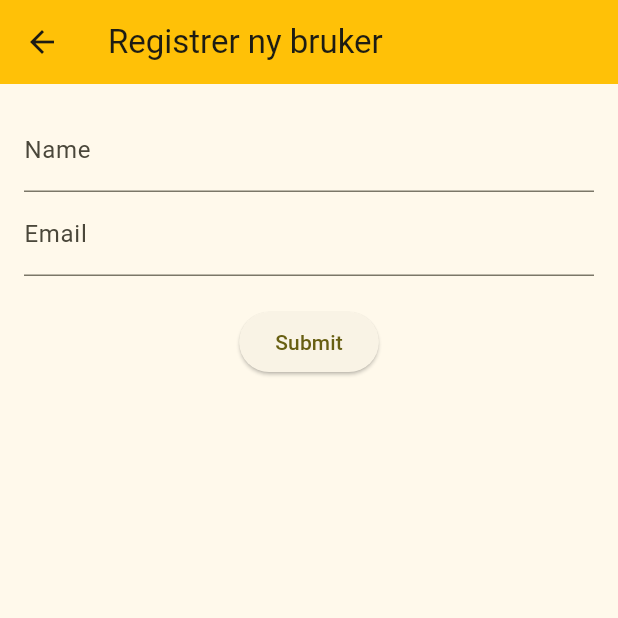
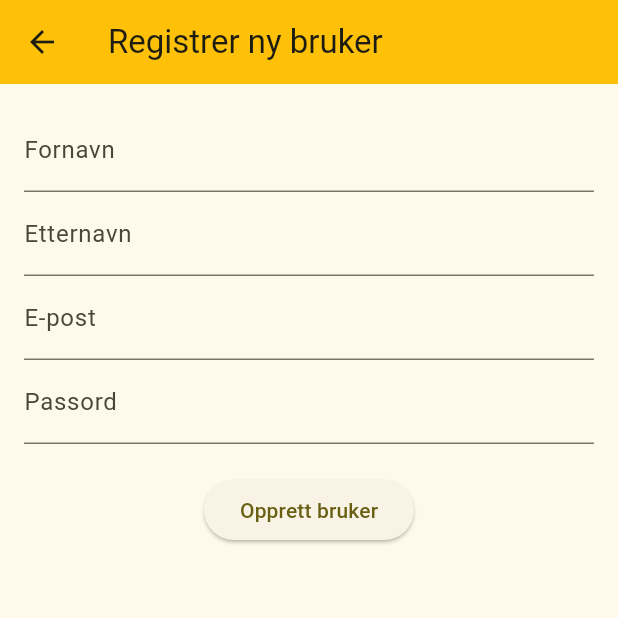
Before and after one commit to ingrid-nagell/makker-app, a Flutter app: the screen it shows after launch, after a tap on "Registrer ny bruker", on a phone screen of 412 x 824 dp, the top half of it. Run offline on Flutter 3.47's test engine with Material 3 defaults, Android fonts, the phone set to English and light mode, and no system bars; our stand-ins replace sqflite; missing offline and left inert: flutter_emoji; accounts and stored records are empty.

```diff
--- /dev/null
+++ b/lib/models/users.dart
@@ -0,0 +1,16 @@
+
+class User {
+  final int id;
+  final String firstname;
+  final String lastname;
+  final String email;
+  final String password;
+
+  User({
+    required this.id,
+    required this.firstname,
+    required this.lastname,
+    required this.email,
+    required this.password,
+  });
+}
--- a/lib/screens/home.dart
+++ b/lib/screens/home.dart
@@ -1,15 +1,17 @@
 import 'package:flutter/material.dart';
 import 'package:flutter_emoji/flutter_emoji.dart';
+
+import 'package:makker_app/screens/dev.dart';
 
 import '../widgets/app_nav_bar.dart';
 import 'register_user.dart';
 import 'login.dart';
 
+
 var heart  = Emoji('heart', '❤️');
 
 class HomePage extends StatefulWidget {
   const HomePage({super.key, required this.title});
-
   final String title;
 
   @override
@@ -17,6 +19,7 @@ class HomePage extends StatefulWidget {
 }
 
 class _HomePageState extends State<HomePage> {
+
   @override
   Widget build(BuildContext context) {
     return Scaffold(
@@ -80,11 +83,33 @@ class _HomePageState extends State<HomePage> {
                   ),
                 );
               },
-
             ),
+            ElevatedButton(
+              style: ElevatedButton.styleFrom(),
+              onPressed: () {
+                Navigator.push(
+                  context,
+                  MaterialPageRoute(builder: (context) => DevPage(title: 'dev')),
+                );
+              },
+              // Navigate to second route when tapped.
+              child: const Text('DEV PAGE'),
+            ),
+            // ElevatedButton(
+            //   style: ElevatedButton.styleFrom(),
+            //   onPressed: () {
+            //     print("hello");
+            //     // deleteDatabase('users.db');
+            //   },
+            //   // Navigate to second route when tapped.
+            //   child: const Text('DELETE USERS'),
+            // ),
           ],
         ),
       ),
     );
   }
+
+  // Future<void> deleteDatabase(String path) =>
+  //   databaseFactory.deleteDatabase(path);
 }
--- a/lib/screens/register_user.dart
+++ b/lib/screens/register_user.dart
@@ -10,11 +10,15 @@ class RegisterUserForm extends StatefulWidget {
 }
 
 class _RegisterUserFormState extends State<RegisterUserForm> {
-  final GlobalKey<FormState> _formKey = GlobalKey<FormState>(); // A key for managing the form
+  // A key for managing the form:
+  final GlobalKey<FormState> _formKey = GlobalKey<FormState>();
   final DatabaseService _databaseService = DatabaseService.instance;
 
-  String _name = ''; // Variable to store the entered name
-  String _email = ''; // Variable to store the entered email
+  // Variables to store the entered data
+  String _firstname = '';
+  String _lastname = '';
+  String _email = '';
+  String _password = '';
 
 
   void _submitForm() {
@@ -23,14 +27,14 @@ class _RegisterUserFormState extends State<RegisterUserForm> {
       _formKey.currentState!.save(); // Save the form data
       // You can perform actions with the form data here and extract the details
       //save data here:
-      _databaseService.addUser(_name);
+      _databaseService.addUser(_firstname, _lastname, _email, _password);
       showDialog(
         context: context,
         builder: (context) {
           return AlertDialog(
-                // Retrieve the text the that user has entered by using the
-                // TextEditingController.
-            content: Text('The following account has been registerd:\nName: $_name\nEmail: $_email'),
+            content: Text(
+              'Bruker registrert:\nNavn: $_firstname $_lastname\nE-post: $_email\nPassord: $_password'
+            ),
           );
         },
       );
@@ -48,24 +52,37 @@ class _RegisterUserFormState extends State<RegisterUserForm> {
           child: Column(
             children: <Widget>[
               TextFormField(
-                decoration: InputDecoration(labelText: 'Name'), // Label for the name field
+                decoration: InputDecoration(labelText: 'Fornavn'), // Label for the name field
                 validator: (value) {
                   // Validation function for the name field
                   if (value!.isEmpty) {
-                    return 'Please enter your name.'; // Return an error message if the name is empty
+                    return 'Vennligst oppgi ditt fornavn.'; // Return an error message if the name is empty
                   }
                   return null; // Return null if the name is valid
                 },
                 onSaved: (value) {
-                  _name = value!; // Save the entered name
+                  _firstname = value!; // Save the entered name
                 },
               ),
               TextFormField(
-                decoration: InputDecoration(labelText: 'Email'), // Label for the email field
+                decoration: InputDecoration(labelText: 'Etternavn'), // Label for the name field
+                validator: (value) {
+                  // Validation function for the name field
+                  if (value!.isEmpty) {
+                    return 'Vennligst oppgi ditt etternavn'; // Return an error message if the name is empty
+                  }
+                  return null; // Return null if the name is valid
+                },
+                onSaved: (value) {
+                  _lastname = value!; // Save the entered name
+                },
+              ),
+              TextFormField(
+                decoration: InputDecoration(labelText: 'E-post'), // Label for the email field
                 validator: (value) {
                   // Validation function for the email field
                   if (value!.isEmpty) {
-                    return 'Please enter your email.'; // Return an error message if the email is empty
+                    return 'Vennligst oppgi en gyldig epostadresse.'; // Return an error message if the email is empty
                   }
                   // You can add more complex validation logic here
                   return null; // Return null if the email is valid
@@ -74,9 +91,23 @@ class _RegisterUserFormState extends State<RegisterUserForm> {
                   _email = value!; // Save the entered email
                 },
               ),
+              TextFormField(
+                decoration: InputDecoration(labelText: 'Passord'), // Label for the email field
+                validator: (value) {
+                  // Validation function for the email field
+                  if (value!.isEmpty) {
+                    return 'Vennligst oppgi ett gyldig passord.'; // Return an error message if the email is empty
+                  }
+                  // You can add more complex validation logic here
+                  return null; // Return null if the email is valid
+                },
+                onSaved: (value) {
+                  _password = value!; // Save the entered email
+                },
+              ),
               SizedBox(height: 20.0),
               ElevatedButton(
-                child: Text('Submit'), // Text on the button
+                child: Text('Opprett bruker'), // Text on the button
                 onPressed: () {
                   _submitForm();
                 },
```
Also changed, not shown: lib/client/database_service.dart (+29 -49 lines), lib/dev_test.dart (added, +16 -0 lines), lib/main.dart (+9 -0 lines), lib/screens/dev.dart (added, +44 -0 lines).
